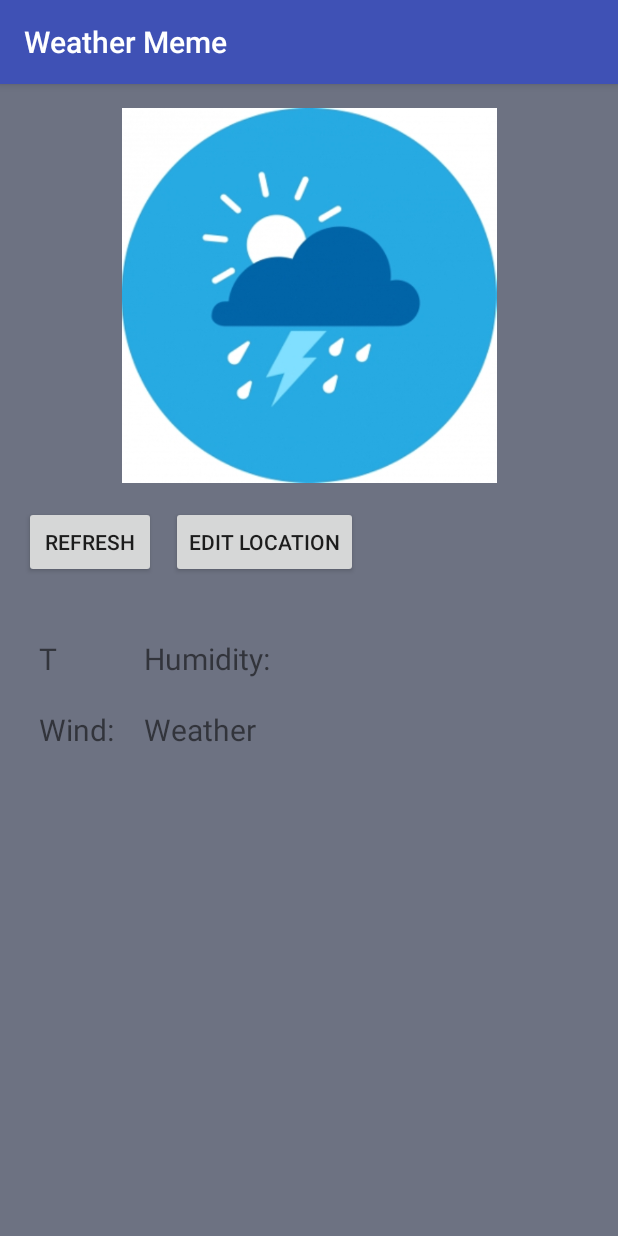
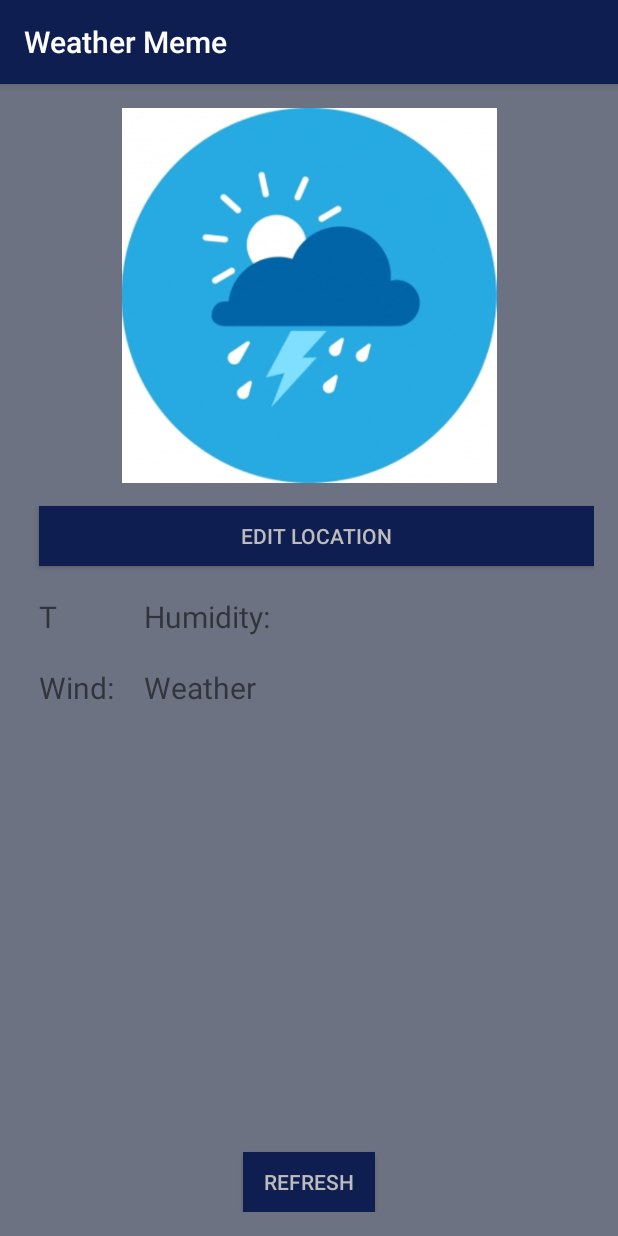
Before and after one commit to andrewbeav/WeatherMeme, an Android app: the screen it shows after launch (MainActivity), on a phone screen of 412 x 824 dp. Run offline under Robolectric (Android 15) with nearby library versions, the light colour scheme and no system bars.

Commit message:
More styling. Made app look a lot better but I suck at colors.

```diff
--- a/app/src/main/res/layout/activity_main.xml
+++ b/app/src/main/res/layout/activity_main.xml
@@ -18,31 +18,38 @@
         android:src="@drawable/main_image"
     />
 
-    <Button
-        android:id="@+id/refresh_button"
-        android:layout_marginTop="15dp"
-        android:layout_below="@+id/memeView"
-        android:text="@string/refresh_button_text"
-        android:onClick="refreshWeather"
-        android:layout_width="wrap_content"
-        android:layout_height="wrap_content" />
+
     <Button
         android:id="@+id/edit_location_button"
-        android:layout_toRightOf="@+id/refresh_button"
-        android:layout_toEndOf="@+id/refresh_button"
+        android:background="@color/activity_main_button_color"
+        android:textColor="@color/activity_main_button_text_color"
+        android:layout_alignParentEnd="true"
+        android:layout_alignParentRight="true"
         android:layout_below="@+id/memeView"
         android:layout_marginLeft="10dp"
         android:layout_marginTop="15dp"
         android:onClick="editLocation"
         android:text="@string/edit_location_text"
+        android:layout_width="match_parent"
+        android:layout_height="40dp" />
+
+    <Button
+        android:id="@+id/refresh_button"
+        android:background="@color/activity_main_button_color"
+        android:textColor="@color/activity_main_button_text_color"
+        android:layout_marginTop="15dp"
+        android:layout_centerHorizontal="true"
+        android:layout_alignParentBottom="true"
+        android:text="@string/refresh_button_text"
+        android:onClick="refreshWeather"
         android:layout_width="wrap_content"
-        android:layout_height="wrap_content" />
+        android:layout_height="40dp" />
 
     <GridLayout
         android:id="@+id/weather_info_layout"
-        android:layout_below="@+id/refresh_button"
+        android:layout_below="@+id/edit_location_button"
         android:layout_width="match_parent"
-        android:layout_marginTop="30dp"
+        android:layout_marginTop="10dp"
         android:layout_height="match_parent">
 
         <TextView
--- a/app/src/main/res/values/colors.xml
+++ b/app/src/main/res/values/colors.xml
@@ -1,7 +1,10 @@
 <?xml version="1.0" encoding="utf-8"?>
 <resources>
-    <color name="colorPrimary">#3F51B5</color>
-    <color name="colorPrimaryDark">#303F9F</color>
+    <color name="colorPrimary">#0f1e51</color>
+    <color name="colorPrimaryDark">#6d7282</color>
     <color name="colorAccent">#FF4081</color>
     <color name="edit_location_popup_bgcolor">#91a3d6</color>
+    <color name="activity_main_button_color">#0f1e51</color>
+    <color name="activity_main_button_text_color">#bcbcbc</color>
+
 </resources>
```
